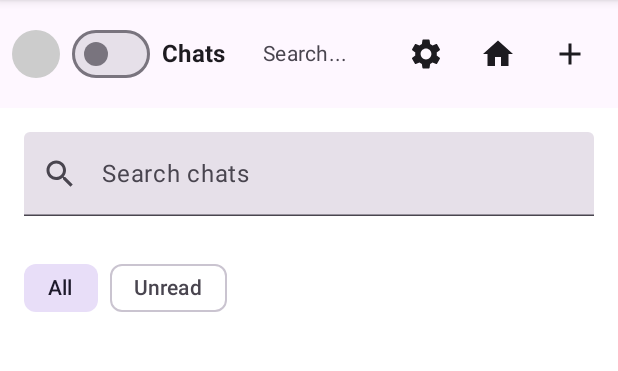
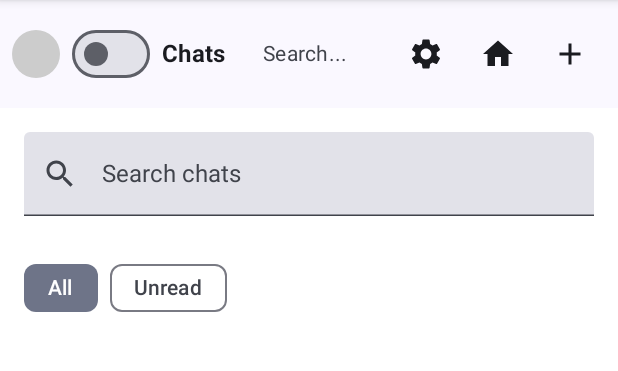
Before and after one commit to shawnvega/droidhelp_app, an Android app built with Jetpack Compose: the screen it shows after launch (MainActivity), on a phone screen of 412 x 824 dp, the part 84-455 px from its top. Run offline under Robolectric (Android 15) with nearby library versions, the phone set to English and light mode, and no system bars.

Commit message:
Wrap DroidHelpApp in ThemeWrapper to integrate Material 3 theme (t_6c9e470b)

```diff
--- a/app/src/main/java/com/bighelp/droidhelp/MainActivity.kt
+++ b/app/src/main/java/com/bighelp/droidhelp/MainActivity.kt
@@ -6,6 +6,7 @@ import androidx.activity.compose.setContent
 import androidx.compose.runtime.remember
 import com.bighelp.droidhelp.app.AppState
 import com.bighelp.droidhelp.app.DroidHelpApp
+import com.bighelp.droidhelp.designsystem.ThemeWrapper
 import com.bighelp.droidhelp.home.model.HomeSelection
 
 class MainActivity : ComponentActivity() {
@@ -13,7 +14,9 @@ class MainActivity : ComponentActivity() {
         super.onCreate(savedInstanceState)
         setContent {
             val appState = remember { AppState(HomeSelection()) }
-            DroidHelpApp(appState = appState)
+            ThemeWrapper {
+                DroidHelpApp(appState = appState)
+            }
         }
     }
 }
```
